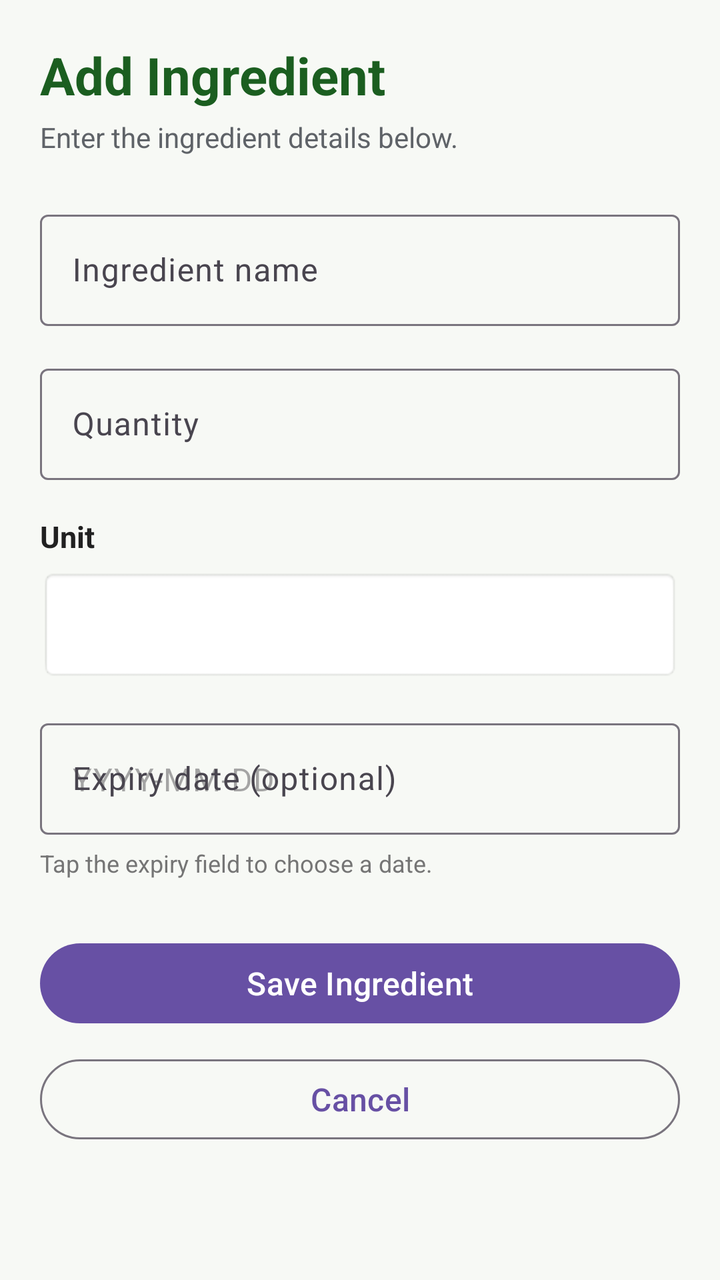
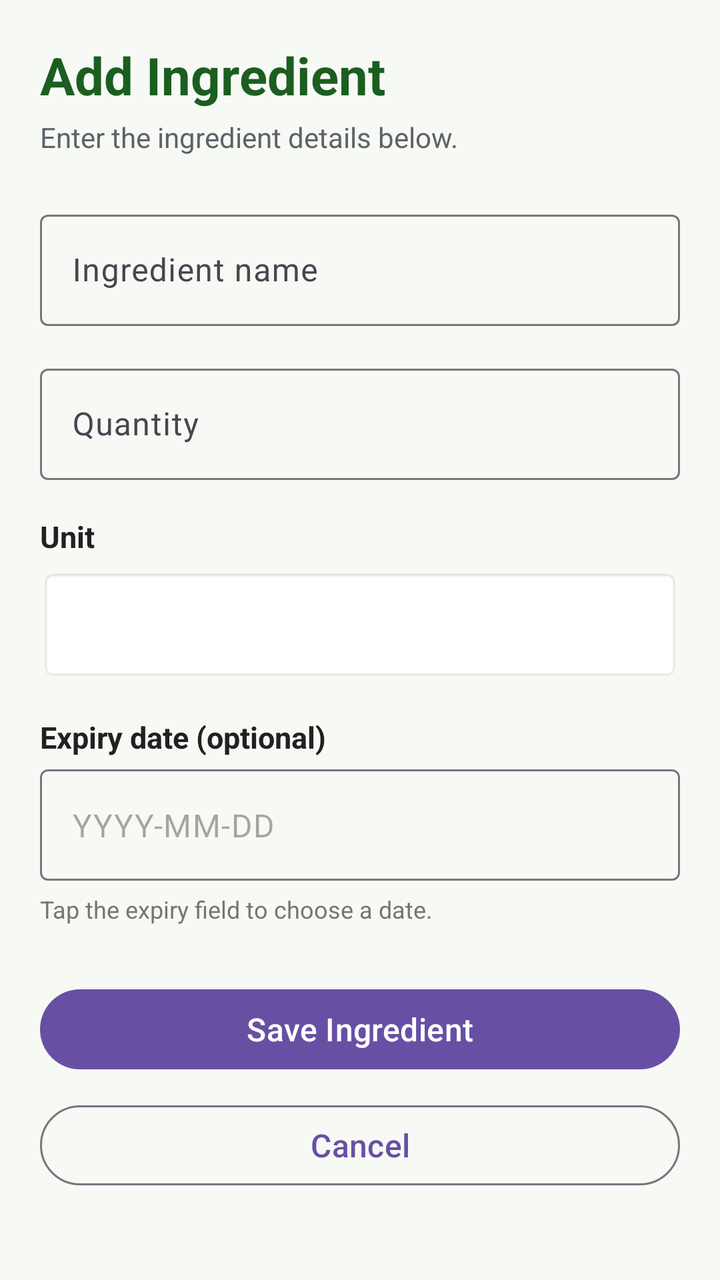

An Android layout rendered at two revisions. The XML below is the earlier revision; the diff shows what the commit changed to produce the second picture.
<!-- AndroidManifest.xml: application theme Theme.SmartPantryManager -->
<!-- res/layout/activity_add_edit_ingredient.xml -->
<?xml version="1.0" encoding="utf-8"?>
<ScrollView
    xmlns:android="http://schemas.android.com/apk/res/android"
    xmlns:app="http://schemas.android.com/apk/res-auto"
    android:layout_width="match_parent"
    android:layout_height="match_parent"
    android:background="#F7F9F5"
    android:fillViewport="true">

    <LinearLayout
        android:layout_width="match_parent"
        android:layout_height="wrap_content"
        android:orientation="vertical"
        android:padding="20dp">

        <TextView
            android:id="@+id/txtFormTitle"
            android:layout_width="match_parent"
            android:layout_height="wrap_content"
            android:text="Add Ingredient"
            android:textColor="#1B5E20"
            android:textSize="26sp"
            android:textStyle="bold" />

        <TextView
            android:layout_width="match_parent"
            android:layout_height="wrap_content"
            android:layout_marginTop="4dp"
            android:layout_marginBottom="24dp"
            android:text="Enter the ingredient details below."
            android:textColor="#5F6368"
            android:textSize="14sp" />

        
        <com.google.android.material.textfield.TextInputLayout
            android:id="@+id/layoutIngredientName"
            android:layout_width="match_parent"
            android:layout_height="wrap_content"
            android:hint="Ingredient name">

            <com.google.android.material.textfield.TextInputEditText
                android:id="@+id/editIngredientName"
                android:layout_width="match_parent"
                android:layout_height="wrap_content"
                android:inputType="textCapWords"
                android:maxLines="1" />

        </com.google.android.material.textfield.TextInputLayout>

        
        <com.google.android.material.textfield.TextInputLayout
            android:id="@+id/layoutQuantity"
            android:layout_width="match_parent"
            android:layout_height="wrap_content"
            android:layout_marginTop="16dp"
            android:hint="Quantity">

            <com.google.android.material.textfield.TextInputEditText
                android:id="@+id/editQuantity"
                android:layout_width="match_parent"
                android:layout_height="wrap_content"
                android:inputType="numberDecimal"
                android:maxLines="1" />

        </com.google.android.material.textfield.TextInputLayout>

        
        <TextView
            android:layout_width="match_parent"
            android:layout_height="wrap_content"
            android:layout_marginTop="18dp"
            android:text="Unit"
            android:textColor="#212121"
            android:textSize="15sp"
            android:textStyle="bold" />

        <Spinner
            android:id="@+id/spinnerUnit"
            android:layout_width="match_parent"
            android:layout_height="56dp"
            android:layout_marginTop="6dp"
            android:background="@android:drawable/editbox_background"
            android:paddingStart="12dp"
            android:paddingEnd="12dp" />

        
        <com.google.android.material.textfield.TextInputLayout
            android:id="@+id/layoutExpiryDate"
            android:layout_width="match_parent"
            android:layout_height="wrap_content"
            android:layout_marginTop="16dp"
            android:hint="Expiry date (optional)"
            app:endIconMode="none">

            <com.google.android.material.textfield.TextInputEditText
                android:id="@+id/editExpiryDate"
                android:layout_width="match_parent"
                android:layout_height="wrap_content"
                android:clickable="true"
                android:cursorVisible="false"
                android:focusable="false"
                android:hint="YYYY-MM-DD"
                android:inputType="none" />

        </com.google.android.material.textfield.TextInputLayout>

        <TextView
            android:layout_width="match_parent"
            android:layout_height="wrap_content"
            android:layout_marginTop="6dp"
            android:text="Tap the expiry field to choose a date."
            android:textColor="#757575"
            android:textSize="12sp" />

        
        <com.google.android.material.button.MaterialButton
            android:id="@+id/btnSaveIngredient"
            android:layout_width="match_parent"
            android:layout_height="wrap_content"
            android:layout_marginTop="28dp"
            android:text="Save Ingredient"
            android:textAllCaps="false"
            android:textSize="16sp" />

        
        <com.google.android.material.button.MaterialButton
            android:id="@+id/btnCancel"
            style="@style/Widget.Material3.Button.OutlinedButton"
            android:layout_width="match_parent"
            android:layout_height="wrap_content"
            android:layout_marginTop="10dp"
            android:text="Cancel"
            android:textAllCaps="false"
            android:textSize="16sp" />

    </LinearLayout>

</ScrollView>
<!-- resources referenced by this layout -->
<resources>
  <style name="Theme.SmartPantryManager" parent="Base.Theme.SmartPantryManager" />
  <style name="Base.Theme.SmartPantryManager" parent="Theme.Material3.DayNight.NoActionBar">
          
          
      </style>
</resources>

<!-- the commit's change to res/layout/activity_add_edit_ingredient.xml (unified diff, before → after) -->
@@ -84,12 +84,22 @@
             android:paddingEnd="12dp" />
 
         
+        <TextView
+            android:layout_width="match_parent"
+            android:layout_height="wrap_content"
+            android:layout_marginTop="18dp"
+            android:text="Expiry date (optional)"
+            android:textColor="#212121"
+            android:textSize="15sp"
+            android:textStyle="bold" />
+
+        
         <com.google.android.material.textfield.TextInputLayout
             android:id="@+id/layoutExpiryDate"
             android:layout_width="match_parent"
             android:layout_height="wrap_content"
-            android:layout_marginTop="16dp"
-            android:hint="Expiry date (optional)"
+            android:layout_marginTop="6dp"
+            app:hintEnabled="false"
             app:endIconMode="none">
 
             <com.google.android.material.textfield.TextInputEditText
